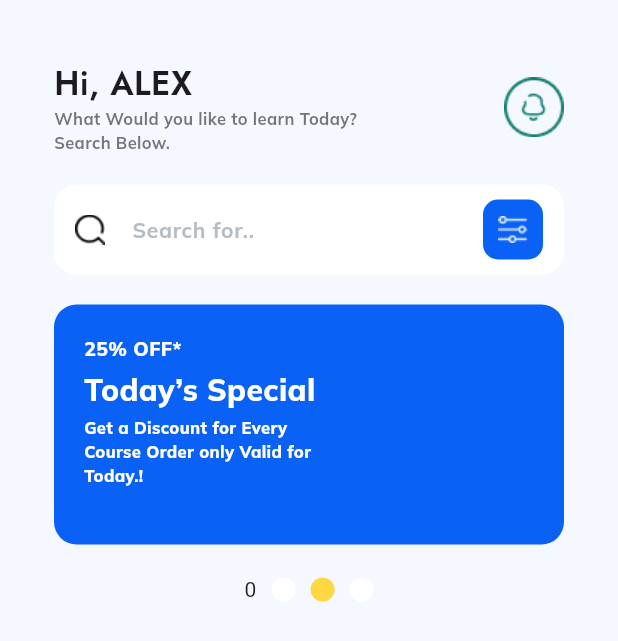
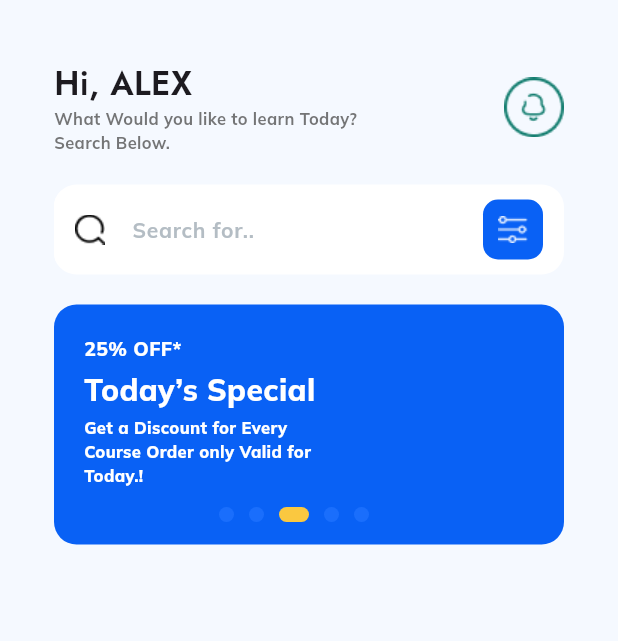
Before and after one commit to ggautterr/edupro, a Flutter app: the screen it shows after launch, on a phone screen of 412 x 824 dp. Shown: the top 641 px of the screen. Run offline on Flutter 3.47's test engine with Material 3 defaults, Android fonts, the phone set to English and light mode, and no system bars.

Commit message:
update discount v2.4.25

```diff
--- a/lib/home_page.dart
+++ b/lib/home_page.dart
@@ -8,8 +8,8 @@ class HomePage extends StatefulWidget {
 }
 
 class _HomePageState extends State<HomePage> {
-  final PageController pageController = PageController();
-  int page = 0;
+  final PageController pageController = PageController(initialPage: 2);
+  int page = 2;
 
   @override
   Widget build(BuildContext context) {
@@ -115,6 +115,10 @@ class _HomePageState extends State<HomePage> {
                 ],
               ),
             ),
+            SizedBox(
+              width: 340,
+              child: Stack(
+                children: [
                   Container(
                     width: 340,
                     height: 160,
@@ -122,11 +126,12 @@ class _HomePageState extends State<HomePage> {
                       color: Color(0xff0961F5),
                       borderRadius: BorderRadius.circular(15),
                     ),
-              child: Expanded(
                     child: PageView(
                       controller: pageController,
                       onPageChanged: (value) => setState(() => page = value),
                       children: [
+                        Text(""),
+                        Text(""),
                         Padding(
                           padding: const EdgeInsets.all(20),
                           child: Column(
@@ -166,21 +171,34 @@ class _HomePageState extends State<HomePage> {
                             ],
                           ),
                         ),
-                    Image(image: NetworkImage('https://picsum.photos/340')),
-                    Image(image: NetworkImage('https://picsum.photos/350')),
+                        Text(""),
+                        Text(""),
                       ],
                     ),
                   ),
-            ),
-            Row(
+                  Positioned(
+                    right: 130,
+                    bottom: 15,
+                    child: Row(
                       mainAxisAlignment: MainAxisAlignment.center,
                       spacing: 10.0,
-              children: [
-                Text(page.toString()),
-                CircleAvatar(radius: 8, backgroundColor: Colors.white),
-                CircleAvatar(radius: 8, backgroundColor: Colors.amberAccent),
-                CircleAvatar(radius: 8, backgroundColor: Colors.white),
+                      children: List.generate(5, (index) {
+                        return Container(
+                          width: (page == index) ? 20 : 10,
+                          height: 10,
+                          decoration: BoxDecoration(
+                            color:
+                                (page == index)
+                                    ? Color(0xFFFAC840)
+                                    : Color(0xFF1A6EFC),
+                            borderRadius: BorderRadius.circular(5),
+                          ),
+                        );
+                      }),
+                    ),
+                  ),
                 ],
+              ),
             ),
           ],
         ),
```
Lines whose indentation alone changed are shown as unchanged.
